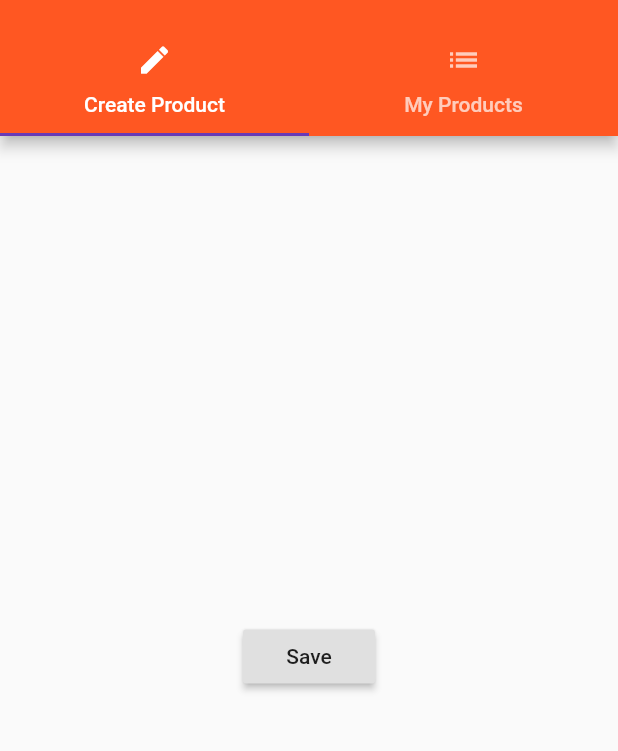
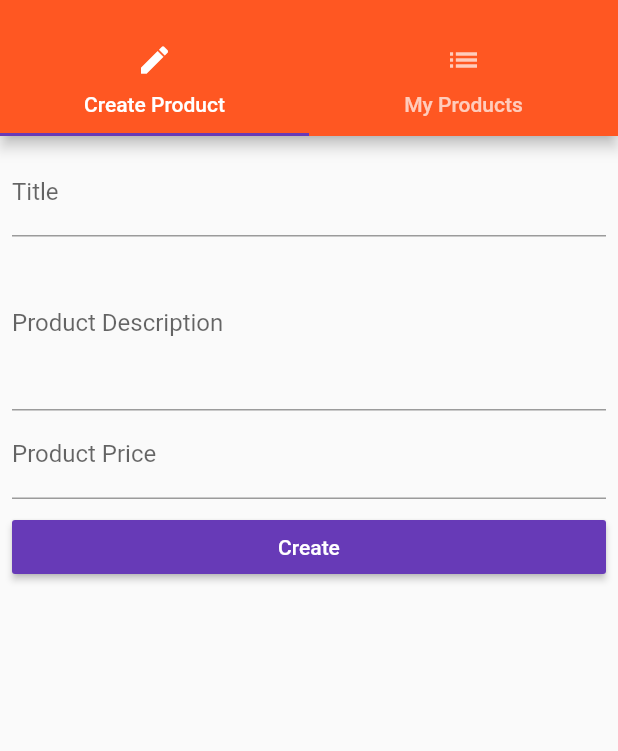
Before and after one commit to r3ddev1l/EcommerceApp, a Flutter app: the ProductsAdminPage screen opened by its route, on a phone screen of 412 x 824 dp, the part 59-810 px from its top. Run offline on Flutter 3.47's test engine with Material 2 defaults, Android fonts, the phone set to English and light mode, and no system bars.

Commit message:
lesson 8.19

```diff
--- a/lib/main.dart
+++ b/lib/main.dart
@@ -1,4 +1,5 @@
 import 'package:flutter/material.dart';
+import 'package:max_flutter_project/pages/auth.dart';
 import 'package:max_flutter_project/pages/product.dart';
 import 'package:max_flutter_project/pages/products.dart';
 import 'package:max_flutter_project/pages/products_admin.dart';
@@ -11,9 +12,9 @@ class MyApp extends StatefulWidget {
 }
 
 class _MyAppState extends State<MyApp> {
-  List<Map<String, String>> _products = [];
+  List<Map<String, dynamic>> _products = [];
 
-  void _addProduct(Map<String, String> product) {
+  void _addProduct(Map<String, dynamic> product) {
     setState(() {
       _products.add(product);
     });
@@ -31,9 +32,10 @@ class _MyAppState extends State<MyApp> {
       theme: ThemeData(
           primarySwatch: Colors.deepOrange, accentColor: Colors.deepPurple),
       routes: {
-        '/': (BuildContext context) =>
-            ProductsPage(_products, _addProduct, _deleteProduct),
-        '/admin': (BuildContext context) => ProductsAdminPage(),
+        '/': (BuildContext context) => AuthPage(),
+        '/products': (BuildContext context) => ProductsPage(_products),
+        '/admin': (BuildContext context) =>
+            ProductsAdminPage(_addProduct, _deleteProduct),
       },
       onGenerateRoute: (RouteSettings settings) {
         final List<String> pathElements = settings.name.split('/');
@@ -44,15 +46,18 @@ class _MyAppState extends State<MyApp> {
           final int index = int.parse(pathElements[2]);
           return MaterialPageRoute<bool>(
             builder: (BuildContext context) => ProductPage(
-                _products[index]['title'], _products[index]['image']),
+              _products[index]['title'],
+              _products[index]['image'],
+              _products[index]['price'],
+              _products[index]['description'],
+            ),
           );
         }
         return null;
       },
       onUnknownRoute: (RouteSettings settings) {
         return MaterialPageRoute(
-          builder: (BuildContext context) =>
-              ProductsPage(_products, _addProduct, _deleteProduct),
+          builder: (BuildContext context) => ProductsPage(_products),
         );
       },
     );
--- a/lib/pages/product_create.dart
+++ b/lib/pages/product_create.dart
@@ -1,20 +1,84 @@
 import 'package:flutter/material.dart';
 
-class ProductCreatePage extends StatelessWidget {
+class ProductCreatePage extends StatefulWidget {
+  final Function addProduct;
+  ProductCreatePage(this.addProduct);
+  @override
+  _ProductCreatePageState createState() => _ProductCreatePageState();
+}
+
+class _ProductCreatePageState extends State<ProductCreatePage> {
+  String _titleValue;
+
+  String _description;
+
+  double _price;
+
+  _buildTitleTextField() {
+    return TextField(
+      decoration: InputDecoration(
+        labelText: 'Title',
+      ),
+      onChanged: (value) {
+        _titleValue = value;
+      },
+    );
+  }
+
+  _buildDescTextField() {
+    return TextField(
+      decoration: InputDecoration(
+        labelText: 'Product Description',
+      ),
+      maxLines: 4,
+      onChanged: (value) {
+        _description = value;
+      },
+    );
+  }
+
+  _buildPriceTextField() {
+    return TextField(
+      decoration: InputDecoration(
+        labelText: 'Product Price',
+      ),
+      keyboardType: TextInputType.number,
+      onChanged: (value) {
+        _price = double.parse(value);
+      },
+    );
+  }
+
+  void _submitForm() {
+    final Map<String, dynamic> product = {
+      'title': _titleValue,
+      'description': _description,
+      'price': _price,
+      'image': 'assets/food.jpg'
+    };
+    widget.addProduct(product);
+    Navigator.pushReplacementNamed(context, '/products');
+  }
+
   @override
   Widget build(BuildContext context) {
-    return Center(
-      child: RaisedButton(
-        onPressed: () {
-          showModalBottomSheet(
-              context: context,
-              builder: (BuildContext context) {
-                return Center(
-                  child: Text('Modal'),
-                );
-              });
-        },
-        child: Text('Save'),
+    return Container(
+      margin: EdgeInsets.all(8.0),
+      child: ListView(
+        children: <Widget>[
+          _buildTitleTextField(),
+          _buildDescTextField(),
+          _buildPriceTextField(),
+          SizedBox(
+            height: 8.0,
+          ),
+          RaisedButton(
+            color: Theme.of(context).accentColor,
+            textColor: Colors.white,
+            onPressed: _submitForm,
+            child: Text('Create'),
+          )
+        ],
       ),
     );
   }
--- a/lib/pages/products_admin.dart
+++ b/lib/pages/products_admin.dart
@@ -3,6 +3,9 @@ import 'package:max_flutter_project/pages/product_create.dart';
 import 'package:max_flutter_project/pages/product_list.dart';
 
 class ProductsAdminPage extends StatelessWidget {
+  final Function addProduct;
+  final Function deleteProduct;
+  ProductsAdminPage(this.addProduct, this.deleteProduct);
   @override
   Widget build(BuildContext context) {
     return DefaultTabController(
@@ -16,9 +19,10 @@ class ProductsAdminPage extends StatelessWidget {
                 title: Text('Choose'),
               ),
               ListTile(
+                leading: Icon(Icons.shopping_basket),
                 title: Text('All Products'),
                 onTap: () {
-                  Navigator.pushReplacementNamed(context, '/');
+                  Navigator.pushReplacementNamed(context, '/products');
                 },
               )
             ],
@@ -40,7 +44,7 @@ class ProductsAdminPage extends StatelessWidget {
           ),
         ),
         body: TabBarView(
-          children: <Widget>[ProductCreatePage(), ProductListPage()],
+          children: <Widget>[ProductCreatePage(addProduct), ProductListPage()],
         ),
       ),
     );
--- /dev/null
+++ b/lib/widgets/ui_elements/title_default.dart
@@ -0,0 +1,18 @@
+import 'package:flutter/material.dart';
+
+class TitleDefault extends StatelessWidget {
+  final String title;
+  TitleDefault(this.title);
+
+  @override
+  Widget build(BuildContext context) {
+    return Text(
+      title,
+      style: TextStyle(
+        fontSize: 26,
+        fontWeight: FontWeight.bold,
+        fontFamily: 'Oswald',
+      ),
+    );
+  }
+}
```
Also changed, not shown: lib/pages/auth.dart (+84 -13 lines), lib/pages/product.dart (+38 -35 lines), lib/pages/products.dart (+11 -6 lines), lib/product_control.dart (deleted, +0 -16 lines), lib/product_manager.dart (deleted, +0 -22 lines), lib/products.dart (deleted, +0 -53 lines), lib/widgets/products/address_tag.dart (added, +16 -0 lines), lib/widgets/products/price_tag.dart (added, +21 -0 lines), lib/widgets/products/product_card.dart (added, +55 -0 lines), lib/widgets/products/products.dart (added, +27 -0 lines), pubspec.yaml (+6 -4 lines), assets/Oswald-Bold.ttf (added), assets/background.jpg (added).
